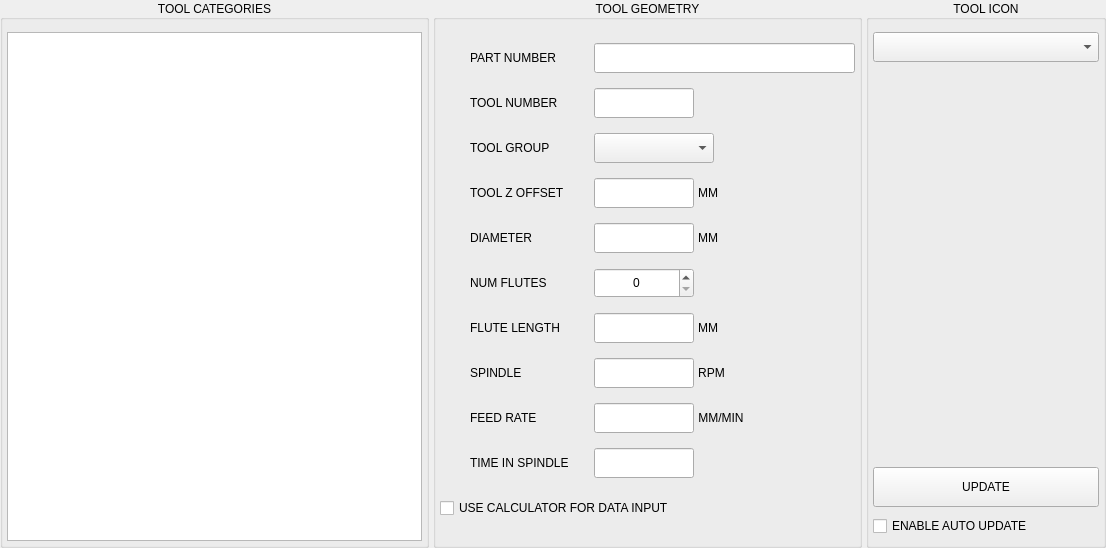
This is lib/tool_db.ui in persei802/QtDragon_hd as Qt 5 draws it before an edit. The edited form follows.
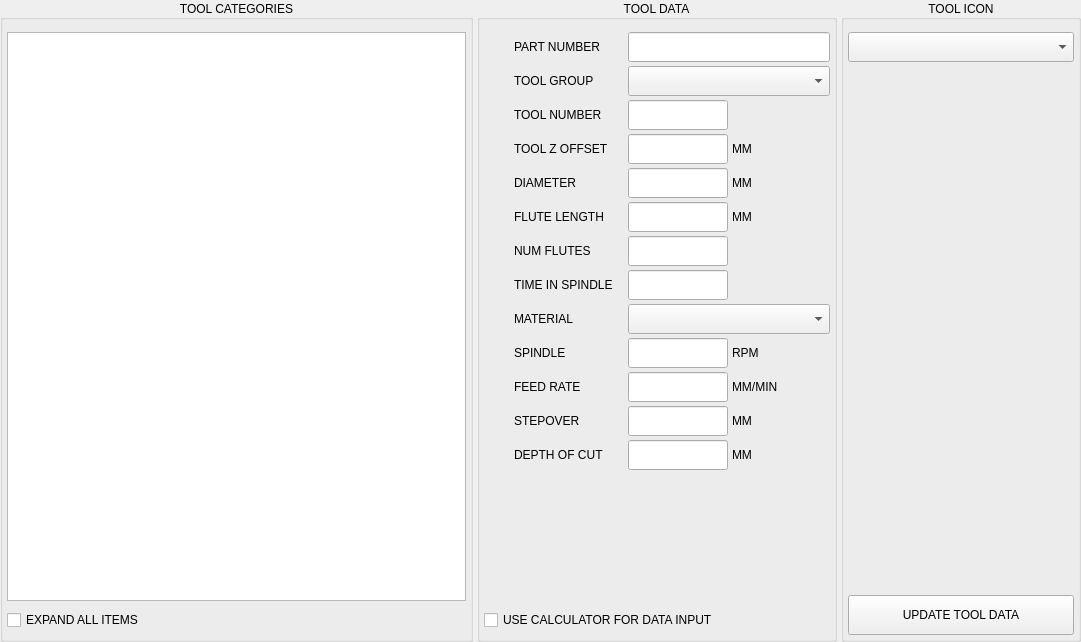
This is the edited form. Custom widgets are drawn as their Qt base class.

Commit message: added tool parameters for specific materials

The edit to the form file:
```diff
--- a/lib/tool_db.ui
+++ b/lib/tool_db.ui
@@ -6,14 +6,20 @@
    <rect>
     <x>0</x>
     <y>0</y>
-    <width>1106</width>
-    <height>548</height>
+    <width>1081</width>
+    <height>642</height>
    </rect>
   </property>
+  <property name="sizePolicy">
+   <sizepolicy hsizetype="Preferred" vsizetype="Preferred">
+    <horstretch>0</horstretch>
+    <verstretch>0</verstretch>
+   </sizepolicy>
+  </property>
   <property name="windowTitle">
    <string>Form</string>
   </property>
-  <layout class="QHBoxLayout" name="horizontalLayout" stretch="0,0,0">
+  <layout class="QHBoxLayout" name="horizontalLayout" stretch="1,0,0">
    <property name="spacing">
     <number>4</number>
    </property>
@@ -32,7 +38,7 @@
    <item>
     <widget class="QGroupBox" name="grp_tree">
      <property name="sizePolicy">
-      <sizepolicy hsizetype="Expanding" vsizetype="Expanding">
+      <sizepolicy hsizetype="Expanding" vsizetype="Preferred">
        <horstretch>0</horstretch>
        <verstretch>0</verstretch>
       </sizepolicy>
@@ -86,19 +92,56 @@
         </column>
        </widget>
       </item>
+      <item>
+       <widget class="QCheckBox" name="chk_expand_all">
+        <property name="sizePolicy">
+         <sizepolicy hsizetype="Expanding" vsizetype="Preferred">
+          <horstretch>0</horstretch>
+          <verstretch>0</verstretch>
+         </sizepolicy>
+        </property>
+        <property name="minimumSize">
+         <size>
+          <width>0</width>
+          <height>30</height>
+         </size>
+        </property>
+        <property name="maximumSize">
+         <size>
+          <width>16777215</width>
+          <height>30</height>
+         </size>
+        </property>
+        <property name="text">
+         <string>EXPAND ALL ITEMS</string>
+        </property>
+       </widget>
+      </item>
      </layout>
     </widget>
    </item>
    <item>
     <widget class="QGroupBox" name="grp_geometry">
      <property name="sizePolicy">
-      <sizepolicy hsizetype="Expanding" vsizetype="Expanding">
+      <sizepolicy hsizetype="Preferred" vsizetype="Preferred">
        <horstretch>0</horstretch>
        <verstretch>0</verstretch>
       </sizepolicy>
      </property>
+     <property name="minimumSize">
+      <size>
+       <width>360</width>
+       <height>0</height>
+      </size>
+     </property>
+     <property name="maximumSize">
+      <size>
+       <width>360</width>
+       <height>16777215</height>
+      </size>
+     </property>
      <property name="title">
-      <string>TOOL GEOMETRY</string>
+      <string>TOOL DATA</string>
      </property>
      <property name="alignment">
       <set>Qt::AlignCenter</set>
@@ -121,17 +164,20 @@
       </property>
       <item>
        <layout class="QHBoxLayout" name="horizontalLayout_5">
+        <property name="spacing">
+         <number>4</number>
+        </property>
         <item>
          <widget class="QLabel" name="lbl_part_number">
           <property name="minimumSize">
            <size>
-            <width>150</width>
+            <width>140</width>
             <height>30</height>
            </size>
           </property>
           <property name="maximumSize">
            <size>
-            <width>150</width>
+            <width>140</width>
             <height>30</height>
            </size>
           </property>
@@ -163,23 +209,86 @@
             <height>30</height>
            </size>
           </property>
+          <property name="focusPolicy">
+           <enum>Qt::ClickFocus</enum>
+          </property>
+         </widget>
+        </item>
+       </layout>
+      </item>
+      <item>
+       <layout class="QHBoxLayout" name="horizontalLayout_3">
+        <property name="spacing">
+         <number>4</number>
+        </property>
+        <property name="topMargin">
+         <number>0</number>
+        </property>
+        <item>
+         <widget class="QLabel" name="label_4">
+          <property name="minimumSize">
+           <size>
+            <width>140</width>
+            <height>30</height>
+           </size>
+          </property>
+          <property name="maximumSize">
+           <size>
+            <width>140</width>
+            <height>30</height>
+           </size>
+          </property>
+          <property name="text">
+           <string>TOOL GROUP</string>
+          </property>
+          <property name="indent">
+           <number>30</number>
+          </property>
+         </widget>
+        </item>
+        <item>
+         <widget class="QComboBox" name="cmb_group">
+          <property name="sizePolicy">
+           <sizepolicy hsizetype="Expanding" vsizetype="Preferred">
+            <horstretch>0</horstretch>
+            <verstretch>0</verstretch>
+           </sizepolicy>
+          </property>
+          <property name="minimumSize">
+           <size>
+            <width>120</width>
+            <height>30</height>
+           </size>
+          </property>
+          <property name="maximumSize">
+           <size>
+            <width>16777215</width>
+            <height>30</height>
+           </size>
+          </property>
+          <property name="toolTip">
+           <string>Type new group name and press Enter. Right click for context menu.</string>
+          </property>
          </widget>
         </item>
        </layout>
       </item>
       <item>
        <layout class="QHBoxLayout" name="horizontalLayout_13">
+        <property name="spacing">
+         <number>4</number>
+        </property>
         <item>
          <widget class="QLabel" name="lbl_tool_no">
           <property name="minimumSize">
            <size>
-            <width>150</width>
+            <width>140</width>
             <height>30</height>
            </size>
           </property>
           <property name="maximumSize">
            <size>
-            <width>150</width>
+            <width>140</width>
             <height>30</height>
            </size>
           </property>
@@ -226,115 +335,42 @@
          </widget>
         </item>
         <item>
-         <spacer name="horizontalSpacer">
-          <property name="orientation">
-           <enum>Qt::Horizontal</enum>
-          </property>
-          <property name="sizeHint" stdset="0">
-           <size>
-            <width>40</width>
-            <height>20</height>
-           </size>
-          </property>
-         </spacer>
-        </item>
-       </layout>
-      </item>
-      <item>
-       <layout class="QHBoxLayout" name="horizontalLayout_4">
-        <property name="leftMargin">
-         <number>0</number>
-        </property>
-        <property name="rightMargin">
-         <number>0</number>
-        </property>
-        <item>
-         <widget class="QLabel" name="lbl_tool_group">
+         <widget class="QLabel" name="label_3">
           <property name="minimumSize">
            <size>
-            <width>150</width>
+            <width>0</width>
             <height>30</height>
            </size>
           </property>
           <property name="maximumSize">
            <size>
-            <width>150</width>
+            <width>16777215</width>
             <height>30</height>
            </size>
           </property>
           <property name="text">
-           <string>TOOL GROUP</string>
+           <string/>
           </property>
-          <property name="indent">
-           <number>30</number>
-          </property>
          </widget>
         </item>
-        <item>
-         <widget class="QComboBox" name="cmb_toolGroup">
-          <property name="sizePolicy">
-           <sizepolicy hsizetype="Preferred" vsizetype="Preferred">
-            <horstretch>0</horstretch>
-            <verstretch>0</verstretch>
-           </sizepolicy>
-          </property>
-          <property name="minimumSize">
-           <size>
-            <width>120</width>
-            <height>30</height>
-           </size>
-          </property>
-          <property name="maximumSize">
-           <size>
-            <width>120</width>
-            <height>30</height>
-           </size>
-          </property>
-          <property name="focusPolicy">
-           <enum>Qt::ClickFocus</enum>
-          </property>
-          <property name="toolTip">
-           <string>Tool group to show in the treeview</string>
-          </property>
-          <property name="editable">
-           <bool>false</bool>
-          </property>
-          <property name="insertPolicy">
-           <enum>QComboBox::NoInsert</enum>
-          </property>
-          <property name="placeholderText">
-           <string>GROUP</string>
-          </property>
-         </widget>
-        </item>
-        <item>
-         <spacer name="horizontalSpacer_10">
-          <property name="orientation">
-           <enum>Qt::Horizontal</enum>
-          </property>
-          <property name="sizeHint" stdset="0">
-           <size>
-            <width>40</width>
-            <height>20</height>
-           </size>
-          </property>
-         </spacer>
-        </item>
        </layout>
       </item>
       <item>
        <layout class="QHBoxLayout" name="horizontalLayout_9">
+        <property name="spacing">
+         <number>4</number>
+        </property>
         <item>
          <widget class="QLabel" name="lbl_tlo">
           <property name="minimumSize">
            <size>
-            <width>150</width>
+            <width>140</width>
             <height>30</height>
            </size>
           </property>
           <property name="maximumSize">
            <size>
-            <width>150</width>
+            <width>140</width>
             <height>30</height>
            </size>
           </property>
@@ -401,38 +437,28 @@
            <string>MM</string>
           </property>
           <property name="alignment">
-           <set>Qt::AlignCenter</set>
+           <set>Qt::AlignLeading|Qt::AlignLeft|Qt::AlignVCenter</set>
           </property>
          </widget>
         </item>
-        <item>
-         <spacer name="horizontalSpacer_8">
-          <property name="orientation">
-           <enum>Qt::Horizontal</enum>
-          </property>
-          <property name="sizeHint" stdset="0">
-           <size>
-            <width>40</width>
-            <height>20</height>
-           </size>
-          </property>
-         </spacer>
-        </item>
        </layout>
       </item>
       <item>
        <layout class="QHBoxLayout" name="horizontalLayout_6">
+        <property name="spacing">
+         <number>4</number>
+        </property>
         <item>
          <widget class="QLabel" name="lbl_diameter">
           <property name="minimumSize">
            <size>
-            <width>150</width>
+            <width>140</width>
             <height>30</height>
            </size>
           </property>
           <property name="maximumSize">
            <size>
-            <width>150</width>
+            <width>140</width>
             <height>30</height>
            </size>
           </property>
@@ -496,97 +522,17 @@
            <string>MM</string>
           </property>
           <property name="alignment">
-           <set>Qt::AlignCenter</set>
+           <set>Qt::AlignLeading|Qt::AlignLeft|Qt::AlignVCenter</set>
           </property>
          </widget>
-        </item>
-        <item>
-         <spacer name="horizontalSpacer_2">
-          <property name="orientation">
-           <enum>Qt::Horizontal</enum>
-          </property>
-          <property name="sizeHint" stdset="0">
-           <size>
-            <width>40</width>
-            <height>20</height>
-           </size>
-          </property>
-         </spacer>
-        </item>
-       </layout>
-      </item>
-      <item>
-       <layout class="QHBoxLayout" name="horizontalLayout_7">
-        <property name="sizeConstraint">
-         <enum>QLayout::SetDefaultConstraint</enum>
-        </property>
-        <item>
-         <widget class="QLabel" name="lbl_flutes">
-          <property name="minimumSize">
-           <size>
-            <width>150</width>
-            <height>30</height>
-           </size>
-          </property>
-          <property name="maximumSize">
-           <size>
-            <width>150</width>
-            <height>30</height>
-           </size>
-          </property>
-          <property name="text">
-           <string>NUM FLUTES</string>
-          </property>
-          <property name="indent">
-           <number>30</number>
-          </property>
-         </widget>
-        </item>
-        <item>
-         <widget class="QSpinBox" name="spinBox_flutes">
-          <property name="sizePolicy">
-           <sizepolicy hsizetype="Preferred" vsizetype="Preferred">
-            <horstretch>0</horstretch>
-            <verstretch>0</verstretch>
-           </sizepolicy>
-          </property>
-          <property name="minimumSize">
-           <size>
-            <width>100</width>
-            <height>30</height>
-           </size>
-          </property>
-          <property name="maximumSize">
-           <size>
-            <width>100</width>
-            <height>30</height>
-           </size>
-          </property>
-          <property name="alignment">
-           <set>Qt::AlignCenter</set>
-          </property>
-          <property name="maximum">
-           <number>10</number>
-          </property>
-         </widget>
-        </item>
-        <item>
-         <spacer name="horizontalSpacer_3">
-          <property name="orientation">
-           <enum>Qt::Horizontal</enum>
-          </property>
-          <property name="sizeHint" stdset="0">
-           <size>
-            <width>40</width>
-            <height>20</height>
-           </size>
-          </property>
-         </spacer>
         </item>
        </layout>
       </item>
       <item>
        <layout class="QHBoxLayout" name="horizontalLayout_15">
+        <property name="spacing">
+         <number>4</number>
+        </property>
         <property name="topMargin">
          <number>0</number>
         </property>
@@ -594,13 +540,13 @@
          <widget class="QLabel" name="lbl_flute_length">
           <property name="minimumSize">
            <size>
-            <width>150</width>
+            <width>140</width>
             <height>30</height>
            </size>
           </property>
           <property name="maximumSize">
            <size>
-            <width>150</width>
+            <width>140</width>
             <height>30</height>
            </size>
           </property>
@@ -655,38 +601,246 @@
            <string>MM</string>
           </property>
           <property name="alignment">
+           <set>Qt::AlignLeading|Qt::AlignLeft|Qt::AlignVCenter</set>
+          </property>
+         </widget>
+        </item>
+       </layout>
+      </item>
+      <item>
+       <layout class="QHBoxLayout" name="horizontalLayout_7">
+        <property name="spacing">
+         <number>4</number>
+        </property>
+        <property name="sizeConstraint">
+         <enum>QLayout::SetDefaultConstraint</enum>
+        </property>
+        <item>
+         <widget class="QLabel" name="lbl_flutes">
+          <property name="minimumSize">
+           <size>
+            <width>140</width>
+            <height>30</height>
+           </size>
+          </property>
+          <property name="maximumSize">
+           <size>
+            <width>140</width>
+            <height>30</height>
+           </size>
+          </property>
+          <property name="text">
+           <string>NUM FLUTES</string>
+          </property>
+          <property name="indent">
+           <number>30</number>
+          </property>
+         </widget>
+        </item>
+        <item>
+         <widget class="QLineEdit" name="lineEdit_num_flutes">
+          <property name="sizePolicy">
+           <sizepolicy hsizetype="Preferred" vsizetype="Preferred">
+            <horstretch>0</horstretch>
+            <verstretch>0</verstretch>
+           </sizepolicy>
+          </property>
+          <property name="minimumSize">
+           <size>
+            <width>100</width>
+            <height>30</height>
+           </size>
+          </property>
+          <property name="maximumSize">
+           <size>
+            <width>100</width>
+            <height>30</height>
+           </size>
+          </property>
+          <property name="focusPolicy">
+           <enum>Qt::ClickFocus</enum>
+          </property>
+          <property name="alignment">
            <set>Qt::AlignCenter</set>
           </property>
          </widget>
         </item>
         <item>
-         <spacer name="horizontalSpacer_9">
-          <property name="orientation">
-           <enum>Qt::Horizontal</enum>
+         <widget class="QLabel" name="label">
+          <property name="minimumSize">
+           <size>
+            <width>0</width>
+            <height>30</height>
+           </size>
           </property>
-          <property name="sizeHint" stdset="0">
+          <property name="maximumSize">
            <size>
-            <width>40</width>
-            <height>20</height>
+            <width>16777215</width>
+            <height>30</height>
            </size>
           </property>
-         </spacer>
+          <property name="text">
+           <string/>
+          </property>
+         </widget>
+        </item>
+       </layout>
+      </item>
+      <item>
+       <layout class="QHBoxLayout" name="horizontalLayout_2">
+        <property name="spacing">
+         <number>4</number>
+        </property>
+        <item>
+         <widget class="QLabel" name="lbl_tis">
+          <property name="minimumSize">
+           <size>
+            <width>140</width>
+            <height>30</height>
+           </size>
+          </property>
+          <property name="maximumSize">
+           <size>
+            <width>140</width>
+            <height>30</height>
+           </size>
+          </property>
+          <property name="text">
+           <string>TIME IN SPINDLE</string>
+          </property>
+          <property name="indent">
+           <number>30</number>
+          </property>
+         </widget>
+        </item>
+        <item>
+         <widget class="QLineEdit" name="lineEdit_time_in_spindle">
+          <property name="sizePolicy">
+           <sizepolicy hsizetype="Preferred" vsizetype="Preferred">
+            <horstretch>0</horstretch>
+            <verstretch>0</verstretch>
+           </sizepolicy>
+          </property>
+          <property name="minimumSize">
+           <size>
+            <width>100</width>
+            <height>30</height>
+           </size>
+          </property>
+          <property name="maximumSize">
+           <size>
+            <width>100</width>
+            <height>30</height>
+           </size>
+          </property>
+          <property name="focusPolicy">
+           <enum>Qt::ClickFocus</enum>
+          </property>
+          <property name="toolTip">
+           <string>Total accumulated running time of tool</string>
+          </property>
+          <property name="alignment">
+           <set>Qt::AlignCenter</set>
+          </property>
+         </widget>
+        </item>
+        <item>
+         <widget class="QLabel" name="label_2">
+          <property name="minimumSize">
+           <size>
+            <width>0</width>
+            <height>30</height>
+           </size>
+          </property>
+          <property name="maximumSize">
+           <size>
+            <width>16777215</width>
+            <height>30</height>
+           </size>
+          </property>
+          <property name="text">
+           <string/>
+          </property>
+         </widget>
+        </item>
+       </layout>
+      </item>
+      <item>
+       <layout class="QHBoxLayout" name="horizontalLayout_4">
+        <property name="spacing">
+         <number>4</number>
+        </property>
+        <property name="topMargin">
+         <number>0</number>
+        </property>
+        <item>
+         <widget class="QLabel" name="lbl_material">
+          <property name="minimumSize">
+           <size>
+            <width>140</width>
+            <height>30</height>
+           </size>
+          </property>
+          <property name="maximumSize">
+           <size>
+            <width>140</width>
+            <height>30</height>
+           </size>
+          </property>
+          <property name="text">
+           <string>MATERIAL</string>
+          </property>
+          <property name="alignment">
+           <set>Qt::AlignLeading|Qt::AlignLeft|Qt::AlignVCenter</set>
+          </property>
+          <property name="indent">
+           <number>30</number>
+          </property>
+         </widget>
+        </item>
+        <item>
+         <widget class="QComboBox" name="cmb_material">
+          <property name="sizePolicy">
+           <sizepolicy hsizetype="Expanding" vsizetype="Preferred">
+            <horstretch>0</horstretch>
+            <verstretch>0</verstretch>
+           </sizepolicy>
+          </property>
+          <property name="minimumSize">
+           <size>
+            <width>120</width>
+            <height>30</height>
+           </size>
+          </property>
+          <property name="maximumSize">
+           <size>
+            <width>16777215</width>
+            <height>30</height>
+           </size>
+          </property>
+          <property name="toolTip">
+           <string>Type new material name and press Enter. Right click for context menu.</string>
+          </property>
+         </widget>
         </item>
        </layout>
       </item>
       <item>
        <layout class="QHBoxLayout" name="horizontalLayout_10">
+        <property name="spacing">
+         <number>4</number>
+        </property>
         <item>
          <widget class="QLabel" name="lbl_spindle">
           <property name="minimumSize">
            <size>
-            <width>150</width>
+            <width>140</width>
             <height>30</height>
            </size>
           </property>
           <property name="maximumSize">
            <size>
-            <width>150</width>
+            <width>140</width>
             <height>30</height>
            </size>
           </property>
@@ -744,38 +898,28 @@
            <string>RPM</string>
           </property>
           <property name="alignment">
-           <set>Qt::AlignCenter</set>
+           <set>Qt::AlignLeading|Qt::AlignLeft|Qt::AlignVCenter</set>
           </property>
          </widget>
         </item>
-        <item>
-         <spacer name="horizontalSpacer_6">
-          <property name="orientation">
-           <enum>Qt::Horizontal</enum>
-          </property>
-          <property name="sizeHint" stdset="0">
-           <size>
-            <width>40</width>
-            <height>20</height>
-           </size>
-          </property>
-         </spacer>
-        </item>
        </layout>
       </item>
       <item>
        <layout class="QHBoxLayout" name="horizontalLayout_11">
+        <property name="spacing">
+         <number>4</number>
+        </property>
         <item>
          <widget class="QLabel" name="lbl_feedrate">
           <property name="minimumSize">
            <size>
-            <width>150</width>
+            <width>140</width>
             <height>30</height>
            </size>
           </property>
           <property name="maximumSize">
            <size>
-            <width>150</width>
+            <width>140</width>
             <height>30</height>
            </size>
           </property>
@@ -833,43 +977,121 @@
            <string>MM/MIN</string>
           </property>
           <property name="alignment">
+           <set>Qt::AlignLeading|Qt::AlignLeft|Qt::AlignVCenter</set>
+          </property>
+         </widget>
+        </item>
+       </layout>
+      </item>
+      <item>
+       <layout class="QHBoxLayout" name="horizontalLayout_8">
+        <property name="spacing">
+         <number>4</number>
+        </property>
+        <item>
+         <widget class="QLabel" name="lbl_stepover">
+          <property name="minimumSize">
+           <size>
+            <width>140</width>
+            <height>30</height>
+           </size>
+          </property>
+          <property name="maximumSize">
+           <size>
+            <width>140</width>
+            <height>30</height>
+           </size>
+          </property>
+          <property name="text">
+           <string>STEPOVER</string>
+          </property>
+          <property name="alignment">
+           <set>Qt::AlignLeading|Qt::AlignLeft|Qt::AlignVCenter</set>
+          </property>
+          <property name="indent">
+           <number>30</number>
+          </property>
+         </widget>
+        </item>
+        <item>
+         <widget class="QLineEdit" name="lineEdit_stepover">
+          <property name="sizePolicy">
+           <sizepolicy hsizetype="Preferred" vsizetype="Preferred">
+            <horstretch>0</horstretch>
+            <verstretch>0</verstretch>
+           </sizepolicy>
+          </property>
+          <property name="minimumSize">
+           <size>
+            <width>100</width>
+            <height>30</height>
+           </size>
+          </property>
+          <property name="maximumSize">
+           <size>
+            <width>100</width>
+            <height>30</height>
+           </size>
+          </property>
+          <property name="focusPolicy">
+           <enum>Qt::ClickFocus</enum>
+          </property>
+          <property name="toolTip">
+           <string>Recommended stepover</string>
+          </property>
+          <property name="alignment">
            <set>Qt::AlignCenter</set>
           </property>
          </widget>
         </item>
         <item>
-         <spacer name="horizontalSpacer_7">
-          <property name="orientation">
-           <enum>Qt::Horizontal</enum>
+         <widget class="QLabel" name="lbl_stepover_unit">
+          <property name="minimumSize">
+           <size>
+            <width>0</width>
+            <height>30</height>
+           </size>
           </property>
-          <property name="sizeHint" stdset="0">
+          <property name="maximumSize">
            <size>
-            <width>40</width>
-            <height>20</height>
+            <width>16777215</width>
+            <height>30</height>
            </size>
           </property>
-         </spacer>
+          <property name="text">
+           <string>MM</string>
+          </property>
+          <property name="alignment">
+           <set>Qt::AlignLeading|Qt::AlignLeft|Qt::AlignVCenter</set>
+          </property>
+         </widget>
         </item>
        </layout>
       </item>
       <item>
-       <layout class="QHBoxLayout" name="horizontalLayout_2">
+       <layout class="QHBoxLayout" name="horizontalLayout_12">
+        <property name="spacing">
+         <number>4</number>
+        </property>
+        <property name="topMargin">
+         <number>0</number>
+        </property>
         <item>
-         <widget class="QLabel" name="lbl_tis">
+         <widget class="QLabel" name="lbl_depth">
           <property name="minimumSize">
            <size>
-            <width>150</width>
+            <width>140</width>
             <height>30</height>
            </size>
           </property>
           <property name="maximumSize">
            <size>
-            <width>150</width>
+            <width>140</width>
             <height>30</height>
            </size>
           </property>
           <property name="text">
-           <string>TIME IN SPINDLE</string>
+           <string>DEPTH OF CUT</string>
           </property>
           <property name="indent">
            <number>30</number>
@@ -877,7 +1099,7 @@
          </widget>
         </item>
         <item>
-         <widget class="QLineEdit" name="lineEdit_time_in_spindle">
+         <widget class="QLineEdit" name="lineEdit_depth">
           <property name="sizePolicy">
            <sizepolicy hsizetype="Preferred" vsizetype="Preferred">
             <horstretch>0</horstretch>
@@ -905,24 +1127,46 @@
          </widget>
         </item>
         <item>
-         <spacer name="horizontalSpacer_4">
-          <property name="orientation">
-           <enum>Qt::Horizontal</enum>
+         <widget class="QLabel" name="lbl_depth_unit">
+          <property name="minimumSize">
+           <size>
+            <width>0</width>
+            <height>30</height>
+           </size>
           </property>
-          <property name="sizeHint" stdset="0">
+          <property name="maximumSize">
            <size>
-            <width>40</width>
-            <height>20</height>
+            <width>16777215</width>
+            <height>30</height>
            </size>
           </property>
-         </spacer>
+          <property name="text">
+           <string>MM</string>
+          </property>
+          <property name="alignment">
+           <set>Qt::AlignLeading|Qt::AlignLeft|Qt::AlignVCenter</set>
+          </property>
+         </widget>
         </item>
        </layout>
       </item>
+      <item>
+       <spacer name="verticalSpacer">
+        <property name="orientation">
+         <enum>Qt::Vertical</enum>
+        </property>
+        <property name="sizeHint" stdset="0">
+         <size>
+          <width>20</width>
+          <height>40</height>
+         </size>
+        </property>
+       </spacer>
+      </item>
       <item>
        <widget class="QCheckBox" name="chk_use_calc">
         <property name="sizePolicy">
-         <sizepolicy hsizetype="Minimum" vsizetype="Preferred">
+         <sizepolicy hsizetype="Preferred" vsizetype="Preferred">
           <horstretch>0</horstretch>
           <verstretch>0</verstretch>
          </sizepolicy>
@@ -935,7 +1179,7 @@
         </property>
         <property name="maximumSize">
          <size>
-          <width>16777215</width>
+          <width>360</width>
           <height>30</height>
          </size>
         </property>
@@ -953,7 +1197,7 @@
    <item>
     <widget class="QGroupBox" name="grp_icon">
      <property name="sizePolicy">
-      <sizepolicy hsizetype="Expanding" vsizetype="Expanding">
+      <sizepolicy hsizetype="Preferred" vsizetype="Expanding">
        <horstretch>0</horstretch>
        <verstretch>0</verstretch>
       </sizepolicy>
@@ -970,7 +1214,7 @@
      <property name="alignment">
       <set>Qt::AlignCenter</set>
      </property>
-     <layout class="QVBoxLayout" name="verticalLayout_5" stretch="0,1,0,0">
+     <layout class="QVBoxLayout" name="verticalLayout_5" stretch="0,1,0">
       <property name="spacing">
        <number>4</number>
       </property>
@@ -989,7 +1233,7 @@
       <item>
        <widget class="QComboBox" name="cmb_icon">
         <property name="sizePolicy">
-         <sizepolicy hsizetype="Preferred" vsizetype="Preferred">
+         <sizepolicy hsizetype="Expanding" vsizetype="Preferred">
           <horstretch>0</horstretch>
           <verstretch>0</verstretch>
          </sizepolicy>
@@ -1036,7 +1280,7 @@
       <item>
        <widget class="QPushButton" name="btn_update">
         <property name="sizePolicy">
-         <sizepolicy hsizetype="Preferred" vsizetype="Preferred">
+         <sizepolicy hsizetype="Expanding" vsizetype="Preferred">
           <horstretch>0</horstretch>
           <verstretch>0</verstretch>
          </sizepolicy>
@@ -1057,32 +1301,7 @@
          <string>Save all data to database</string>
         </property>
         <property name="text">
-         <string>UPDATE</string>
-        </property>
-       </widget>
-      </item>
-      <item>
-       <widget class="QCheckBox" name="chk_auto_update">
-        <property name="sizePolicy">
-         <sizepolicy hsizetype="Preferred" vsizetype="Preferred">
-          <horstretch>0</horstretch>
-          <verstretch>0</verstretch>
-         </sizepolicy>
-        </property>
-        <property name="minimumSize">
-         <size>
-          <width>0</width>
-          <height>30</height>
-         </size>
-        </property>
-        <property name="maximumSize">
-         <size>
-          <width>16777215</width>
-          <height>30</height>
-         </size>
-        </property>
-        <property name="text">
-         <string>ENABLE AUTO UPDATE</string>
+         <string>UPDATE TOOL DATA</string>
         </property>
        </widget>
       </item>
```
Left out of the diff: 35 changed lines with no effect on the pictures. The commit also changes 1 other file.
